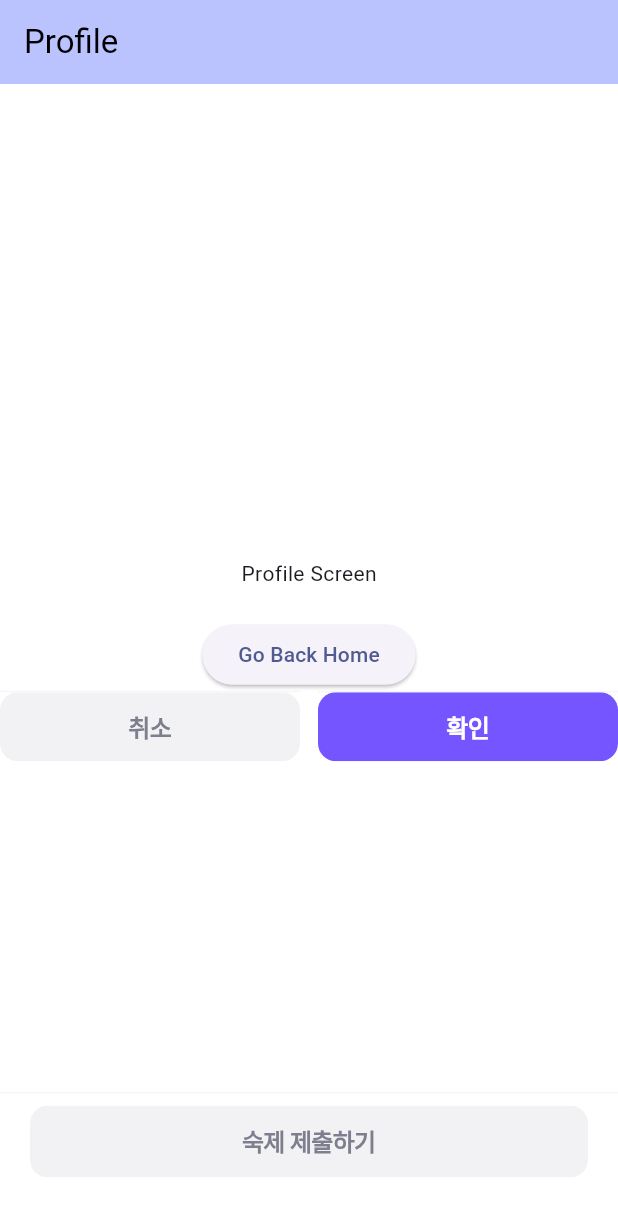
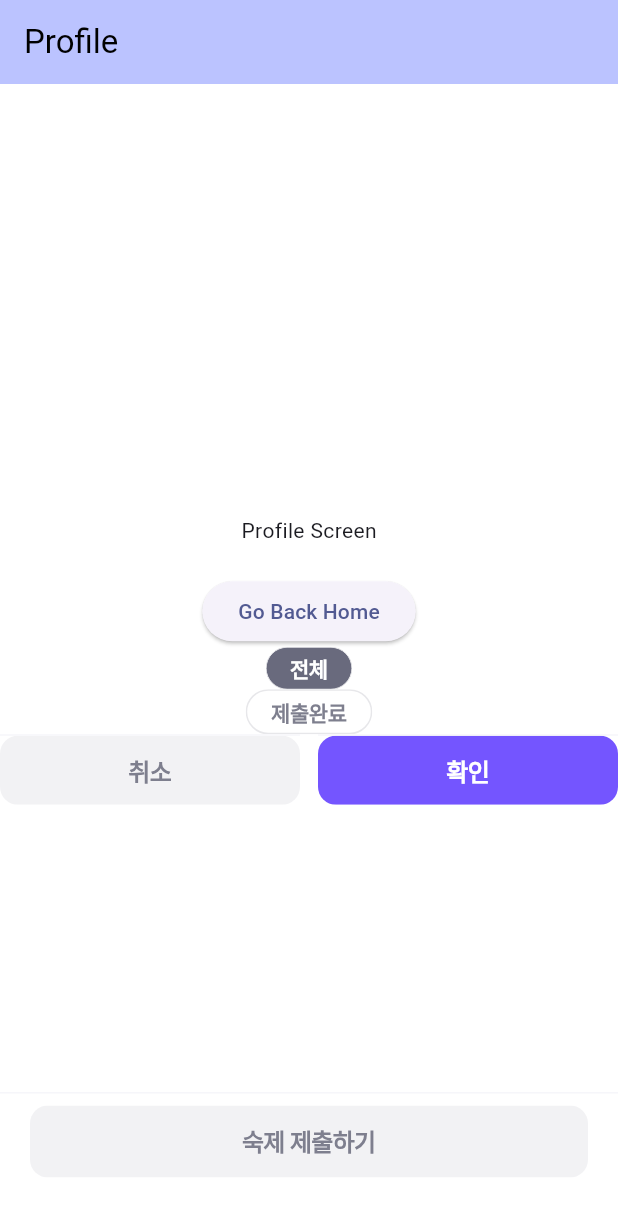
Before and after one commit to 0rmee/ormee_app, a Flutter app: the ProfileScreen screen opened by its route, on a phone screen of 412 x 824 dp. Shown: the top 1216 px of the screen. Run offline on Flutter 3.47's test engine with Material 3 defaults, Android fonts, the phone set to English and light mode, and no system bars; our stand-ins replace flutter_svg, go_router, image_picker; Roboto replaces fonts that are missing (Pretendard).

Commit message:
feat: box component (#6)

```diff
--- a/lib/app/router/app_router.dart
+++ b/lib/app/router/app_router.dart
@@ -1,6 +1,7 @@
 import 'package:flutter/material.dart';
 import 'package:go_router/go_router.dart';
 import 'package:ormee_app/shared/widgets/bottomsheet.dart';
+import 'package:ormee_app/shared/widgets/box.dart';
 import 'package:ormee_app/shared/widgets/button.dart';
 import 'package:ormee_app/shared/widgets/dialog.dart';
 import 'package:ormee_app/shared/widgets/navigationbar.dart';
@@ -120,6 +121,8 @@ class ProfileScreen extends StatelessWidget {
               onPressed: () => context.go('/'),
               child: const Text('Go Back Home'),
             ),
+            OrmeeBox(text: '전체', isCheck: true),
+            OrmeeBox(text: '제출완료', isCheck: false),
             Row(
               children: [
                 Expanded(child: OrmeeButton(text: '취소', isTrue: false)),
--- a/lib/shared/theme/app_fonts.dart
+++ b/lib/shared/theme/app_fonts.dart
@@ -965,6 +965,33 @@ class Label1Regular14 extends StatelessWidget {
   );
 }
 
+class Label1Semibold14 extends StatelessWidget {
+  final String text;
+  final Color? color;
+  final TextOverflow? overflow;
+
+  const Label1Semibold14({
+    super.key,
+    required this.text,
+    this.color,
+    this.overflow,
+  });
+
+  @override
+  Widget build(BuildContext context) => Text(
+    text,
+    style: TextStyle(
+      fontFamily: 'Pretendard',
+      fontWeight: FontWeight.w600,
+      fontSize: 14,
+      height: 1.4,
+      letterSpacing: -0.02 * 14,
+      color: color ?? OrmeeColor.black,
+    ),
+    overflow: overflow ?? TextOverflow.clip,
+  );
+}
+
 // --- Label 2 (Regular 12px) ---
 class Label2Regular12 extends StatelessWidget {
   final String text;
--- /dev/null
+++ b/lib/shared/widgets/box.dart
@@ -0,0 +1,43 @@
+import 'package:flutter/material.dart';
+import 'package:ormee_app/shared/theme/app_colors.dart';
+import 'package:ormee_app/shared/theme/app_fonts.dart';
+
+class OrmeeBox extends StatelessWidget {
+  final String text;
+  final bool isCheck;
+
+  const OrmeeBox({super.key, required this.text, required this.isCheck});
+
+  @override
+  Widget build(BuildContext context) {
+    final activeColor = isCheck ? OrmeeColor.gray[70] : OrmeeColor.white;
+    final pressedColor = isCheck ? OrmeeColor.gray[75] : OrmeeColor.gray[20];
+    final textColor = isCheck ? OrmeeColor.white : OrmeeColor.gray[60];
+
+    return IntrinsicWidth(
+      child: Material(
+        color: Colors.transparent,
+        child: InkWell(
+          onTap: () {},
+          borderRadius: BorderRadius.circular(100),
+          splashColor: Colors.transparent,
+          highlightColor: pressedColor,
+          child: Ink(
+            padding: const EdgeInsets.symmetric(vertical: 4, horizontal: 16),
+            decoration: BoxDecoration(
+              borderRadius: BorderRadius.circular(100),
+              color: activeColor,
+              border: Border.all(
+                color: OrmeeColor.gray[30]!,
+                width: isCheck ? 0 : 1,
+              ),
+            ),
+            child: Center(
+              child: Label1Semibold14(text: text, color: textColor),
+            ),
+          ),
+        ),
+      ),
+    );
+  }
+}
```
